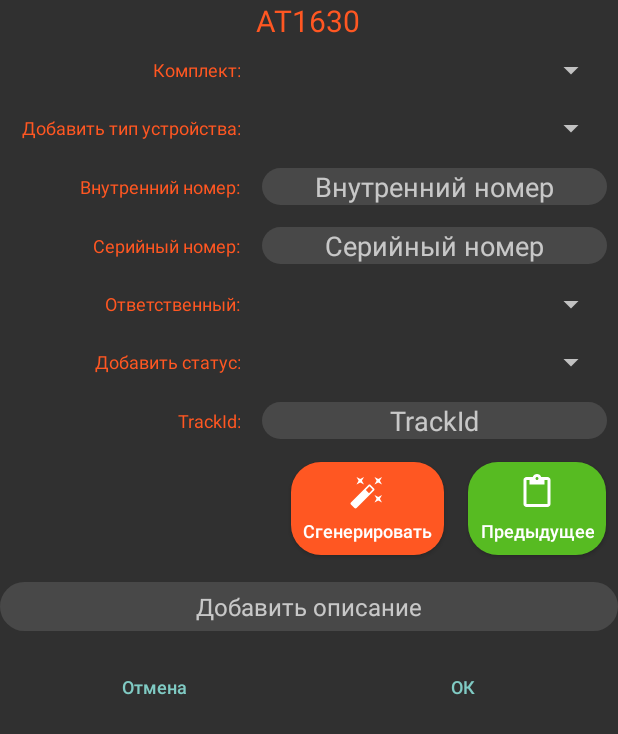
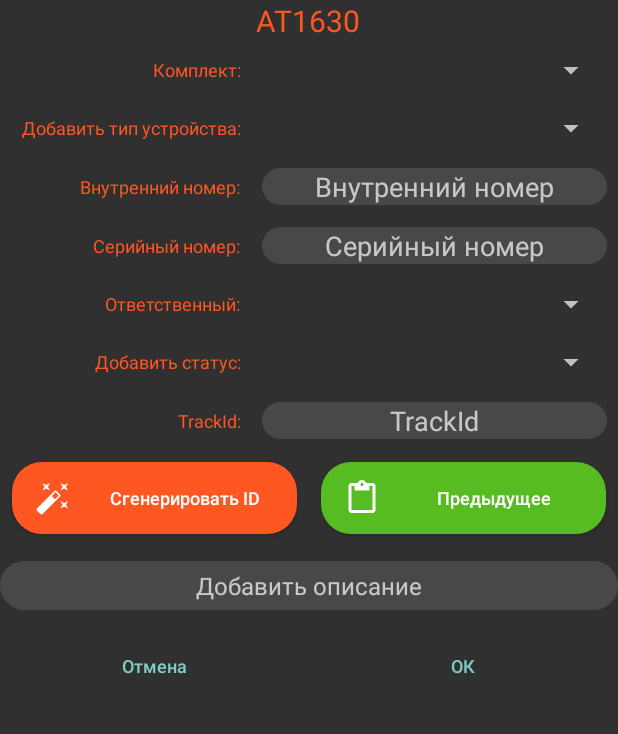
Before and after one commit to VadimSquorpikkor/AdjustmentDB, an Android app: the layout dialog_state_single_detail.xml on its own in the app's theme, with its tools: preview values and no code run, on a phone screen of 412 x 824 dp. Shown: the top 734 px of the screen. Run offline under Robolectric (Android 15) with nearby library versions, the phone set to English and light mode, and no system bars.

Commit message:
1.69 - 17/09/21 1. Перерисованы кнопки генерации ID  и предыдущего значения 2. Для распознанного текста в RecognizeFragment сделан тёмный (контрастный) бэкграунд, раньше на светлом фоне текст сливался и был плохо различим 3. Добавлено: пользователь может выбрать в настройках — открывать диалог статусов сразу же после успешного распознания QR-кода.

```diff
--- a/app/build.gradle
+++ b/app/build.gradle
@@ -11,7 +11,7 @@ android {
         minSdkVersion 21
         targetSdkVersion 30
         versionCode 1
-        versionName "1.68"
+        versionName "1.69"
         setProperty("archivesBaseName", "AdjustmentDB-v" + versionName)
 
         testInstrumentationRunner "androidx.test.runner.AndroidJUnitRunner"
--- a/app/src/main/res/layout/dialog_recognize_device.xml
+++ b/app/src/main/res/layout/dialog_recognize_device.xml
@@ -90,6 +90,7 @@
             android:elevation="10dp"
             android:gravity="center_horizontal"
             android:text="@string/tap_description"
+            android:background="@color/dark_grey"
             app:layout_constraintStart_toStartOf="parent"
             app:layout_constraintTop_toTopOf="parent"
             app:layout_constraintEnd_toEndOf="parent"/>
@@ -104,6 +105,7 @@
             tools:text="AT6130"
             android:layout_margin="10dp"
             android:elevation="10dp"
+            android:background="@color/dark_grey"
             app:layout_constraintStart_toStartOf="parent"
             app:layout_constraintTop_toBottomOf="@+id/prompt"
             app:layout_constraintBottom_toTopOf="@+id/recognized_serial"/>
@@ -117,6 +119,7 @@
             android:textSize="20sp"
             android:layout_margin="10dp"
             android:elevation="10dp"
+            android:background="@color/dark_grey"
             app:layout_constraintEnd_toEndOf="parent"
             app:layout_constraintStart_toStartOf="parent"
             app:layout_constraintTop_toBottomOf="@+id/recognized_name" />
@@ -132,6 +135,7 @@
             android:textSize="15sp"
             android:layout_margin="10dp"
             android:elevation="10dp"
+            android:background="@color/dark_grey"
             app:layout_constraintEnd_toEndOf="parent"
             app:layout_constraintStart_toStartOf="parent"
             app:layout_constraintTop_toBottomOf="@+id/recognized_serial" />
@@ -147,6 +151,7 @@
             android:textSize="15sp"
             android:layout_margin="10dp"
             android:elevation="10dp"
+            android:background="@color/dark_grey"
             app:layout_constraintEnd_toEndOf="parent"
             app:layout_constraintStart_toStartOf="parent"
             app:layout_constraintTop_toBottomOf="@+id/name_already_recognized" />
--- a/app/src/main/res/layout/dialog_state_single_detail.xml
+++ b/app/src/main/res/layout/dialog_state_single_detail.xml
@@ -107,29 +107,31 @@
 
         <Button
             android:id="@+id/button_generate"
-            android:padding="8dp"
+            android:paddingStart="15dp"
             android:background="@drawable/button_shape_selector"
-            android:layout_width="wrap_content"
+            android:layout_width="0dp"
+            android:layout_weight="1"
             android:layout_height="wrap_content"
             android:layout_margin="8dp"
             android:textSize="12sp"
-            android:drawablePadding="5dp"
             android:textAllCaps="false"
-            android:text="Сгенерировать"
-            android:drawableTop="@drawable/ic_baseline_auto_fix_high_24"/>
+            android:text="Сгенерировать ID"
+            android:elevation="10dp"
+            android:drawableLeft="@drawable/ic_baseline_auto_fix_high_24"/>
 
         <Button
             android:id="@+id/paste_button"
-            android:padding="8dp"
+            android:paddingStart="15dp"
             android:background="@drawable/button_shape_selector_green"
-            android:layout_width="wrap_content"
+            android:layout_width="0dp"
+            android:layout_weight="1"
             android:layout_height="wrap_content"
             android:layout_margin="8dp"
             android:textSize="12sp"
-            android:drawablePadding="5dp"
             android:textAllCaps="false"
             android:text="Предыдущее"
-            android:drawableTop="@drawable/ic_baseline_content_paste_24"/>
+            android:elevation="10dp"
+            android:drawableLeft="@drawable/ic_baseline_content_paste_24"/>
 
     </LinearLayout>
 
```
Also changed, not shown: app/src/main/java/com/squorpikkor/app/adjustmentdb/ui/main/fragment/SingleScanFragment.java (+8 -0 lines), 3 other files.
